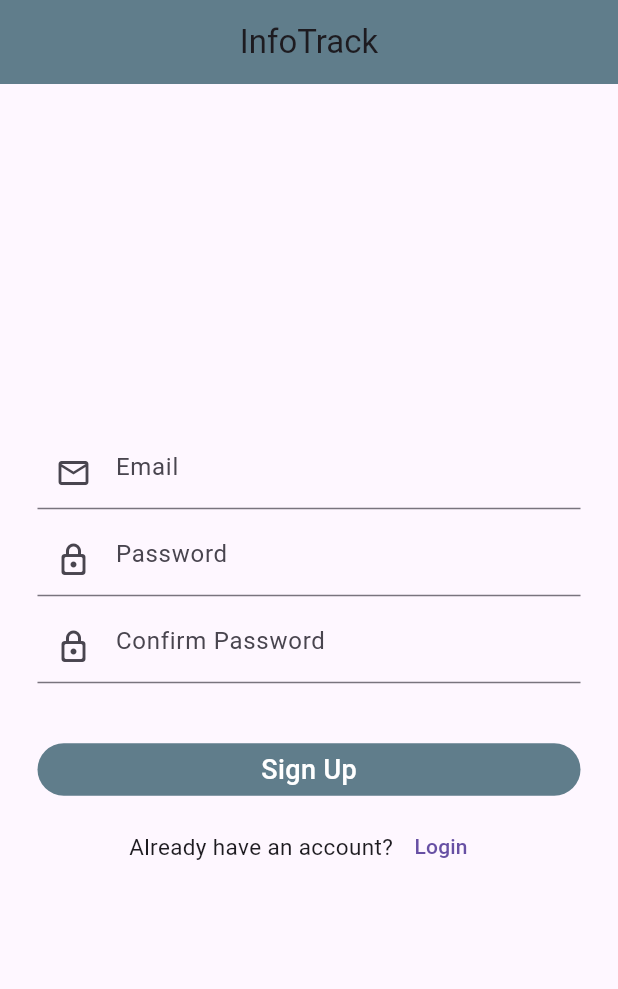
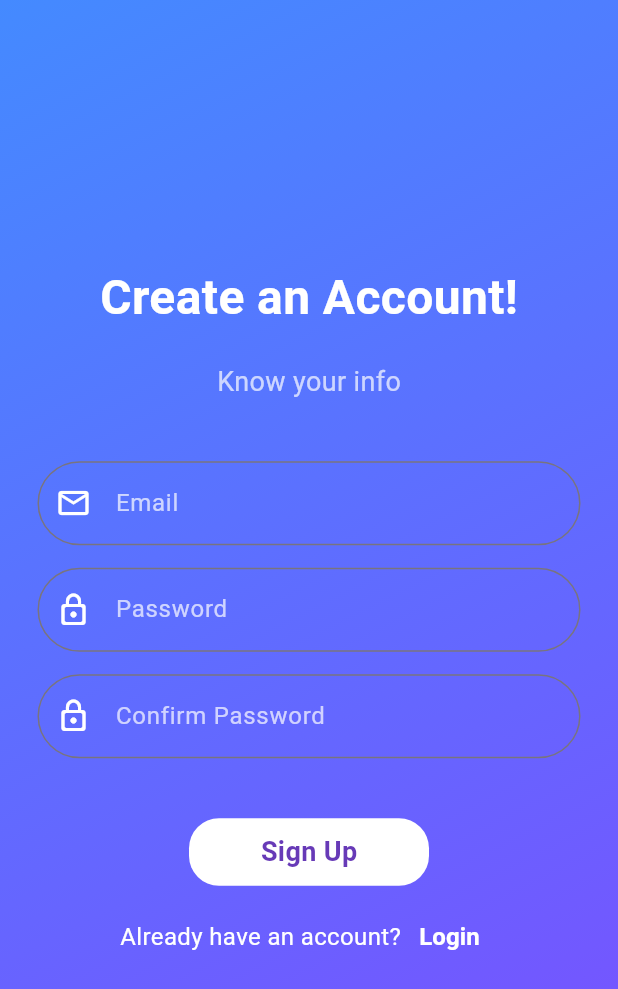
Before and after one commit to alokyadav686/InfoTrack, a Flutter app: the Signupscreen screen opened directly, on a phone screen of 412 x 824 dp. Shown: the top 989 px of the screen. Run offline on Flutter 3.47's test engine with Material 3 defaults, Android fonts, the phone set to English and light mode, and no system bars; our stand-ins replace firebase_auth, firebase_core, fluttertoast; accounts and stored records are empty.

Commit message:
signup screen design modified

```diff
--- a/lib/ui/signupscreen.dart
+++ b/lib/ui/signupscreen.dart
@@ -32,16 +32,26 @@
   @override
   Widget build(BuildContext context) {
     return Scaffold(
-      appBar: AppBar(
-        automaticallyImplyLeading:  false,
-        title: Center(child: Text("InfoTrack")),
-       backgroundColor: Colors.blueGrey,
+      // appBar: AppBar(
+      //   automaticallyImplyLeading:  false,
+      //   title: Center(child: Text("InfoTrack")),
+      //  backgroundColor: Colors.blueGrey,
 
-       ),
+      //  ),
 
 
 
-      body: Center(
+      body: Container(
+        width: double.infinity,
+        height: double.infinity,
+         decoration: BoxDecoration(
+           gradient: LinearGradient(
+            colors: [Colors.blueAccent, Colors.deepPurpleAccent],
+            begin: Alignment.topLeft,
+            end: Alignment.bottomRight,
+          ),
+        ),
+        child: Center(
           child: Padding(
             padding: const EdgeInsets.symmetric(horizontal: 25.0),
             child: Column(
@@ -53,12 +63,32 @@
                   child: Column(
                     children: [
 
+
+                     Column(
+
+                          children: [
+                            Text("Create an Account!", style: TextStyle(fontSize: 32,fontWeight: FontWeight.bold,color: Colors.white),),
+                             SizedBox(height: 20),
+                             Text("Know your info", style: TextStyle(fontSize: 18,color: Colors.white70),)
+                          ],
+
+
+
+
+                        ),
+                         SizedBox(height: 40),
+
                     TextFormField(
                       keyboardType: TextInputType.emailAddress,
                     controller: emailController,
                     decoration: InputDecoration(
                       hintText: 'Email',
-                    prefixIcon: Icon(Icons.email_outlined),
+                      hintStyle: TextStyle(color: Colors.white70),
+                      prefixIcon: Icon(Icons.email_outlined,color: Colors.white,),
+                      border: OutlineInputBorder(
+                              borderRadius: BorderRadius.circular(30),
+                              borderSide: BorderSide(color: Colors.white),
+                            ),
                     ),
 
                     validator: (value){
@@ -71,14 +101,19 @@
                     },
                   ),
 
-                  SizedBox(height: 10,),
+                    SizedBox(height: 15,),
                    TextFormField(
                     keyboardType: TextInputType.text,
                     controller: passwordController,
                     obscureText: true,
                     decoration: InputDecoration(
                       hintText: 'Password',
-                    prefixIcon: Icon(Icons.lock_outline_rounded),
+                      hintStyle: TextStyle(color: Colors.white70),
+                      prefixIcon: Icon(Icons.lock_outline_rounded,color: Colors.white,),
+                      border: OutlineInputBorder(
+                              borderRadius: BorderRadius.circular(30),
+                              borderSide: BorderSide(color: Colors.white),
+                            ),
                       // suffixIcon: Icon(Icons.remove_red_eye_outlined),
                     ),
                     validator: (value){
@@ -91,14 +126,19 @@
                     },
                   ),
 
-                  SizedBox(height: 10,),
+                    SizedBox(height: 15,),
                    TextFormField(
                     keyboardType: TextInputType.text,
                     controller: confirmpasswordController,
                     obscureText: true,
                     decoration: InputDecoration(
                       hintText: 'Confirm Password',
-                    prefixIcon: Icon(Icons.lock_outline_rounded),
+                      hintStyle: TextStyle(color: Colors.white70),
+                      prefixIcon: Icon(Icons.lock_outline_rounded,color: Colors.white,),
+                      border: OutlineInputBorder(
+                              borderRadius: BorderRadius.circular(30),
+                              borderSide: BorderSide(color: Colors.white),
+                            ),
                     ),
                     validator: (value){
                         if(value!.isEmpty){
@@ -138,18 +178,18 @@
 
                   },
                   child: Container(
-                  width: double.infinity,
-                  height: 35,
+                    width: 160,
+                    height: 45,
 
                     decoration: BoxDecoration(
-                    color: Colors.blueGrey,
+                      color: Colors.white,
                       borderRadius: BorderRadius.circular(20),
                     ),
                     child: Center(
                       child: Column(
                         mainAxisAlignment: MainAxisAlignment.center,
                         children: [
-                        Text("Sign Up", style: TextStyle(fontSize: 18,fontWeight: FontWeight.w500, color: Colors.white),),
+                          Text("Sign Up", style: TextStyle(fontSize: 18,fontWeight: FontWeight.w600, color: Colors.deepPurple),),
                         ],
                       ),
                     ),
@@ -161,13 +201,13 @@
                 Row(
                   mainAxisAlignment: MainAxisAlignment.center,
                   children: [
-                  Text("Already have an account?",style: TextStyle(fontSize: 15),),
+                    Text("Already have an account?",style: TextStyle(fontSize: 16, color: Colors.white),),
                 TextButton(onPressed: (){
                   Navigator.push(context, MaterialPageRoute(builder: (context)=> Loginscreen()));
                 },
 
                 child:
-                Text("Login"),
+                  Text("Login",style: TextStyle(fontSize: 16,fontWeight: FontWeight.bold,color: Colors.white),),
                 )
 
                   ],
@@ -176,6 +216,7 @@
             ),
           ),
         ),
+      ),
     );
   }
 }
```
Lines whose indentation alone changed are shown as unchanged.
